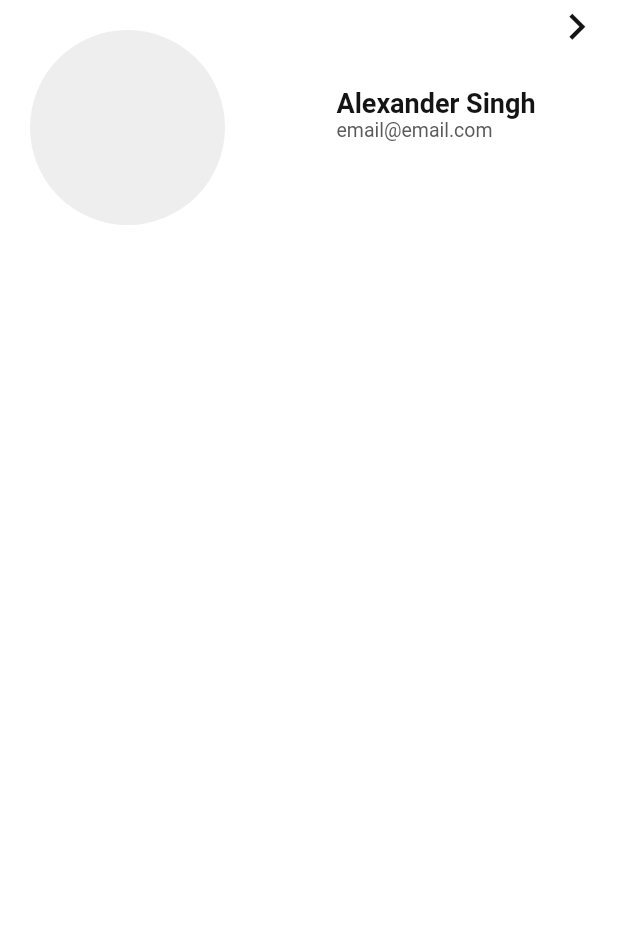
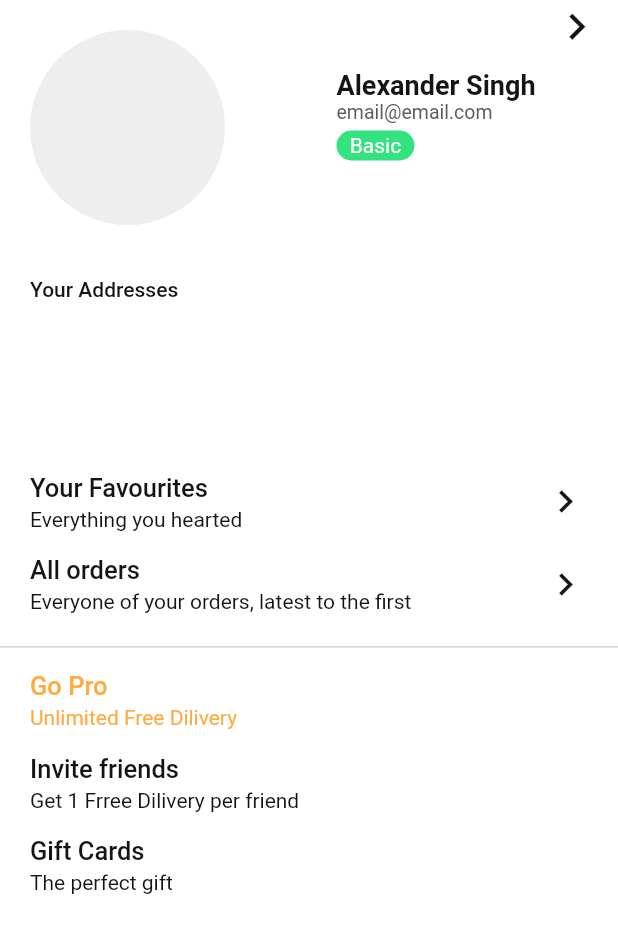
Before and after one commit to alexanderbsingh/parcelo_flutterapp, a Flutter app: the Profile screen opened directly, on a phone screen of 412 x 824 dp. Shown: the top 933 px of the screen. Run offline on Flutter 3.47's test engine with Material 2 defaults, Android fonts, the phone set to English and light mode, and no system bars; Roboto replaces fonts that are missing (Asap).

Commit message:
Started on the profile page and set asap as default font

```diff
--- a/lib/colorsParcelo.dart
+++ b/lib/colorsParcelo.dart
@@ -6,5 +6,4 @@ class ColorsParcelo {
   static const LightGreyColor =  Color(0xFFEEEEEE);
   static const PrimaryTextColor =  Color(0xFF141414);
   static const SecondaryTextColor =  Color(0xFF5A5A5A);
-
 }
--- a/lib/home/filterHome.dart
+++ b/lib/home/filterHome.dart
@@ -1,11 +1,13 @@
 import 'package:flutter/material.dart';
 
+import '../argParcelo.dart';
 import '../colorsParcelo.dart';
 
 class FilterHome extends StatelessWidget {
   @override
   Widget build(BuildContext context) {
     return Scaffold(
+      backgroundColor: Colors.white,
       primary: false,
       appBar: AppBar(
         backgroundColor: Colors.transparent,
@@ -15,7 +17,7 @@ class FilterHome extends StatelessWidget {
       body: Column(
         children: <Widget>[
           Padding(
-            padding: const EdgeInsets.only(left: 20),
+            padding: const EdgeInsets.only(left: ArgParcelo.margin),
             child: Row(
               children: <Widget>[
                 GestureDetector(
@@ -36,7 +38,6 @@ class FilterHome extends StatelessWidget {
           Expanded(
             child: Container(
               alignment: Alignment.center,
-              color: Colors.white10,
               child: Text(
                 'Filter Home',
               ),
--- a/lib/home/home.dart
+++ b/lib/home/home.dart
@@ -1,5 +1,6 @@
 import 'package:flutter/material.dart';
 
+import '../argParcelo.dart';
 import 'browse.dart';
 import 'delivery.dart';
 import 'homeToolbar.dart';
@@ -48,7 +49,7 @@ class _HomeState extends State<Home> with SingleTickerProviderStateMixin {
                     child: Row(
                       children: <Widget>[
                         Padding(
-                          padding: EdgeInsets.only(right: 20),
+                          padding: EdgeInsets.only(right: ArgParcelo.margin),
                         ),
                         TabBar(
                           labelColor: ColorsParcelo.PrimaryTextColor,
@@ -79,6 +80,7 @@ class _HomeState extends State<Home> with SingleTickerProviderStateMixin {
 
                   Container(
                     height: 10000,
+                    padding: EdgeInsets.only(left: 10, right: 10),
                     child: TabBarView(
                         controller: _tabController,
                         children: [
@@ -87,8 +89,6 @@ class _HomeState extends State<Home> with SingleTickerProviderStateMixin {
                         ]
                     ),
                   ),
-
-
                 ],
               ),
             )
--- a/lib/profile.dart
+++ /dev/null
@@ -1,81 +0,0 @@
-import 'package:flutter/material.dart';
-import 'package:parcelo/colorsParcelo.dart';
-
-import 'home/main.dart';
-
-class Profile extends StatelessWidget {
-  @override
-  Widget build(BuildContext context) {
-    return Scaffold(
-        backgroundColor: Colors.white,
-        body: Column(
-          children: <Widget>[
-            Row(
-              mainAxisAlignment: MainAxisAlignment.start,
-              crossAxisAlignment: CrossAxisAlignment.start,
-              children: <Widget>[
-                Padding(
-                  padding: const EdgeInsets.only(left: 20, top: 20),
-                  child: Container(
-                    alignment: Alignment.topLeft,
-                    width: 130.0,
-                    height: 130.0,
-                    decoration: new BoxDecoration(
-                      color: ColorsParcelo.LightGreyColor,
-                      shape: BoxShape.circle,
-                    ),
-                  ),
-                ),
-
-                Expanded(
-                  child: Container(
-                    height: 150,
-                    padding: EdgeInsets.only(right: 10, top: 3),
-                    alignment: Alignment.centerRight,
-                    child: Column(
-                      crossAxisAlignment: CrossAxisAlignment.start,
-                      mainAxisAlignment: MainAxisAlignment.center,
-                      children: <Widget>[
-                        Text(
-                          'Alexander Singh',
-                          style: TextStyle(
-                            fontWeight: FontWeight.w700,
-                            fontSize: 18,
-                            color: ColorsParcelo.PrimaryTextColor,
-                          ),
-                        ),
-                        Text(
-                          'email@email.com',
-                          style: TextStyle(
-                            fontStyle: FontStyle.normal,
-                            fontSize: 13,
-                            color: ColorsParcelo.SecondaryTextColor,
-                          ),
-                        ),
-                      ],
-                    ),
-                  ),
-                ),
-
-                Padding(
-                  padding: const EdgeInsets.only(right: 10),
-                  child: GestureDetector(
-                      onTap: () {
-                        print('pressed, filter home');
-                        MainViewState.pageController.animateToPage(1, duration: Duration(milliseconds: 200), curve: Curves.linear);
-                      },
-                      child: Icon(
-                        Icons.keyboard_arrow_right,
-                        size: 35,
-                        color: ColorsParcelo.PrimaryTextColor,
-                      )
-                  ),
-                ),
-              ],
-            )
-
-          ],
-        )
-    );
-  }
-}
--- /dev/null
+++ b/lib/profile/profile.dart
@@ -0,0 +1,33 @@
+import 'package:flutter/material.dart';
+import 'package:parcelo/argParcelo.dart';
+import 'package:parcelo/colorsParcelo.dart';
+import 'package:parcelo/profile/profileSpecificList.dart';
+import 'package:parcelo/profile/profileTop.dart';
+import 'package:parcelo/profile/yourAddresses.dart';
+
+class Profile extends StatelessWidget {
+  @override
+  Widget build(BuildContext context) {
+    return Scaffold(
+        backgroundColor: Colors.white,
+        body: Column(
+          mainAxisAlignment: MainAxisAlignment.start,
+          crossAxisAlignment: CrossAxisAlignment.start,
+          children: <Widget>[
+            profileTop(context),
+            yourAddresses(context),
+            profileSpecificList(context, 'Your Favourites', 'Everything you hearted', true, ColorsParcelo.PrimaryTextColor),
+            profileSpecificList(context, 'All orders', 'Everyone of your orders, latest to the first', true, ColorsParcelo.PrimaryTextColor),
+            Padding(
+              padding: const EdgeInsets.only(top: 14, bottom: 8),
+              child: Divider(color: Colors.black26, height: 0.5,),
+            ),
+            profileSpecificList(context, 'Go Pro', 'Unlimited Free Dilivery', false, Colors.orangeAccent),
+            profileSpecificList(context, 'Invite friends', 'Get 1 Frree Dilivery per friend', false, ColorsParcelo.PrimaryTextColor),
+            profileSpecificList(context, 'Gift Cards', 'The perfect gift', false, ColorsParcelo.PrimaryTextColor),
+
+          ],
+        )
+    );
+  }
+}
--- /dev/null
+++ b/lib/profile/profileSpecificList.dart
@@ -0,0 +1,58 @@
+import 'package:flutter/material.dart';
+import 'package:parcelo/argParcelo.dart';
+
+import '../colorsParcelo.dart';
+
+Widget profileSpecificList(BuildContext context, String title, String description, bool showArrow, Color textColor) {
+  return GestureDetector(
+    onTap: () {
+      print('pressed, ' + title);
+    },
+    child: Padding(
+      padding: const EdgeInsets.only(left: ArgParcelo.margin, right: ArgParcelo.margin, top: 8, bottom: 8),
+      child: Row(
+        children: <Widget>[
+          Column(
+            crossAxisAlignment: CrossAxisAlignment.start,
+            children: <Widget>[
+              Text(
+                title,
+                textAlign: TextAlign.left,
+                style: TextStyle(
+                  color: textColor,
+                  fontSize: ArgParcelo.header,
+                  fontWeight: FontWeight.w500
+                ),
+              ),
+
+              Padding(padding: EdgeInsets.only(top: 3),),
+
+              Text(
+                description,
+                textAlign: TextAlign.left,
+                style: TextStyle(
+                    color: textColor,
+                    fontSize: ArgParcelo.subHeader,
+                  fontStyle: FontStyle.normal
+                ),
+              )
+            ],
+          ),
+
+          Expanded(
+            child: Divider(color: Colors.transparent,),
+          ),
+
+          Visibility(
+            visible: showArrow,
+            child: Icon(
+              Icons.keyboard_arrow_right,
+              size: 30,
+              color: ColorsParcelo.PrimaryTextColor,
+            ),
+          ),
+        ],
+      ),
+    ),
+  );
+}
--- /dev/null
+++ b/lib/profile/profileTop.dart
@@ -0,0 +1,92 @@
+import 'package:flutter/material.dart';
+import 'package:parcelo/home/main.dart';
+
+import '../argParcelo.dart';
+import '../colorsParcelo.dart';
+
+Widget profileTop(BuildContext context) {
+  return Row(
+    mainAxisAlignment: MainAxisAlignment.start,
+    crossAxisAlignment: CrossAxisAlignment.start,
+    children: <Widget>[
+      Padding(
+        padding: const EdgeInsets.only(left: ArgParcelo.margin, top: ArgParcelo.margin),
+        child: Container(
+          alignment: Alignment.topLeft,
+          width: 130.0,
+          height: 130.0,
+          decoration: new BoxDecoration(
+            color: ColorsParcelo.LightGreyColor,
+            shape: BoxShape.circle,
+          ),
+        ),
+      ),
+
+      Expanded(
+        child: Container(
+          height: 150,
+          padding: EdgeInsets.only(right: 10, top: 3),
+          alignment: Alignment.centerRight,
+          child: Column(
+            crossAxisAlignment: CrossAxisAlignment.start,
+            mainAxisAlignment: MainAxisAlignment.center,
+            children: <Widget>[
+              Text(
+                'Alexander Singh',
+                style: TextStyle(
+                  fontWeight: FontWeight.w700,
+                  fontSize: 18,
+                  color: ColorsParcelo.PrimaryTextColor,
+                ),
+              ),
+              Text(
+                'email@email.com',
+                style: TextStyle(
+                  fontStyle: FontStyle.normal,
+                  fontSize: 13,
+                  color: ColorsParcelo.SecondaryTextColor,
+                ),
+              ),
+
+              Padding(padding: EdgeInsets.only(top: 5)),
+
+              Container(
+                alignment: Alignment.center,
+                width: 52,
+                height: 20,
+                decoration: new BoxDecoration(
+                    color: ColorsParcelo.PrimaryColor,
+                    shape: BoxShape.rectangle,
+                    borderRadius: BorderRadius.circular(10)
+                ),
+                child:
+                Text('Basic',
+                  textAlign: TextAlign.center,
+                  style: TextStyle(
+                    color: Colors.white,
+                    fontSize: 14,
+                  ),
+                ),
+              )
+            ],
+          ),
+        ),
+      ),
+
+      Padding(
+        padding: const EdgeInsets.only(right: 10),
+        child: GestureDetector(
+            onTap: () {
+              print('pressed, back');
+              MainViewState.pageController.animateToPage(1, duration: Duration(milliseconds: 200), curve: Curves.linear);
+            },
+            child: Icon(
+              Icons.keyboard_arrow_right,
+              size: 35,
+              color: ColorsParcelo.PrimaryTextColor,
+            )
+        ),
+      ),
+    ],
+  );
+}
--- /dev/null
+++ b/lib/profile/yourAddresses.dart
@@ -0,0 +1,29 @@
+import 'package:flutter/material.dart';
+import 'package:parcelo/colorsParcelo.dart';
+
+import '../argParcelo.dart';
+
+Widget yourAddresses(BuildContext context) {
+  return Column(
+    crossAxisAlignment: CrossAxisAlignment.start,
+    mainAxisAlignment: MainAxisAlignment.start,
+    children: <Widget>[
+      Padding(
+        padding: const EdgeInsets.only(left: ArgParcelo.margin, top: 35),
+        child: Text(
+          'Your Addresses',
+          textAlign: TextAlign.start,
+          style: TextStyle(
+            fontSize: 14,
+            fontWeight: FontWeight.w500,
+            color: ColorsParcelo.PrimaryTextColor
+          ),
+        ),
+      ),
+
+      Container(
+        height: 106,
+      )
+    ],
+  );
+}
```
Also changed, not shown: lib/argParcelo.dart (added, +15 -0 lines), lib/home/homeToolbar.dart (+4 -3 lines), lib/home/main.dart (+5 -2 lines), lib/search.dart (deleted, +0 -12 lines), lib/search/search.dart (added, +52 -0 lines).
